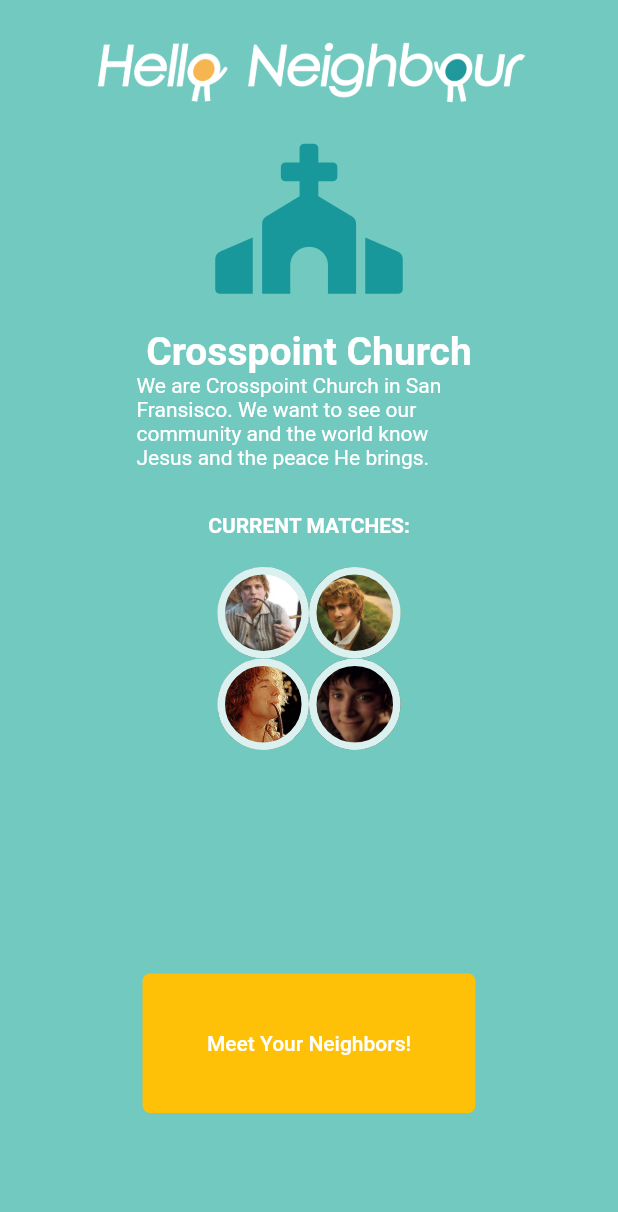
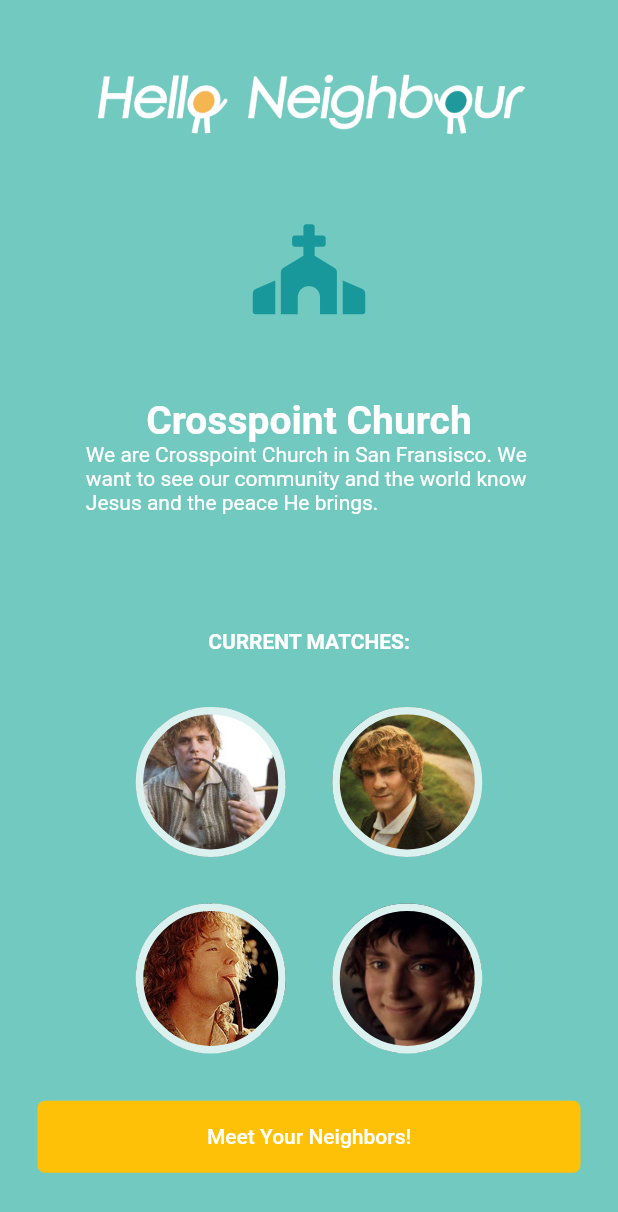
Before and after one commit to UpstreamCode/interconnect_mobile_app, a Flutter app: the HomePage screen opened directly, after a tap on "Click to get a match!", on a phone screen of 412 x 824 dp. Shown: the top 1212 px of the screen. Run offline on Flutter 3.47's test engine with Material 2 defaults, Android fonts, the phone set to English and light mode, and no system bars; our stand-ins replace firebase_auth, font_awesome_flutter, modal_progress_hud; accounts and stored records are empty.

Commit message:
HomePage layout fix

```diff
--- a/lib/components/custom_button.dart
+++ b/lib/components/custom_button.dart
@@ -17,7 +17,6 @@ class CustomButton extends StatelessWidget {
         child: MaterialButton(
           onPressed: action,
           minWidth: 200.0,
-          height: 42.0,
           textColor: Colors.white,
           child: Text(
             label,
--- a/lib/meetups/matches_grid.dart
+++ b/lib/meetups/matches_grid.dart
@@ -17,6 +17,7 @@ class MatchesGrid extends StatelessWidget {
   Widget build(BuildContext context) {
     List list = matches.isNotEmpty ? matches : placeholders;
     return GridView.builder(
+      shrinkWrap: true,
       primary: false,
       padding: const EdgeInsets.fromLTRB(50, 20, 50, 0),
       gridDelegate: new SliverGridDelegateWithFixedCrossAxisCount(
--- a/lib/meetups/matching_page.dart
+++ b/lib/meetups/matching_page.dart
@@ -55,27 +55,32 @@ class _MatchingPageState extends State<MatchingPage>
 
   @override
   Widget build(BuildContext context) {
+
+    double screenWidth = MediaQuery.of(context).size.width;
+    double lrMargin = screenWidth*.10;
+
     return Scaffold(
       backgroundColor: ThemeColors.primary,
       body: Column(
+        mainAxisAlignment: MainAxisAlignment.spaceAround,
         children: <Widget> [
           Padding(
-            padding: const EdgeInsets.fromLTRB(20.0, 25.0, 20.0, 20.0),
+            padding: EdgeInsets.fromLTRB(20.0, 20.0, 20.0, 0),
             child: Image.asset(
               'images/logo.png',
               height: 50,
             ),
           ),
           Padding(
-            padding: const EdgeInsets.fromLTRB(20.0, 0, 20.0, 20.0),
+            padding: EdgeInsets.fromLTRB(20.0, 0, 20.0, 0),
             child: FaIcon(
               FontAwesomeIcons.church,
-              size: 100,
+              size: 60,
               color: ThemeColors.primaryDark,
             )
           ),
           Padding(
-            padding: const EdgeInsets.fromLTRB(75.0, 0, 75.0, 0),
+            padding: EdgeInsets.fromLTRB(lrMargin, 0, lrMargin, 20.0),
             child: ListTile(
               title: Text(
                 'Crosspoint Church',
@@ -91,22 +96,20 @@ class _MatchingPageState extends State<MatchingPage>
             ),
           ),
           Padding(
-            padding: EdgeInsets.symmetric(horizontal: 95.0),
+            padding: EdgeInsets.symmetric(horizontal: 25.0),
             child: Column(
               mainAxisAlignment: MainAxisAlignment.start,
               crossAxisAlignment: CrossAxisAlignment.stretch,
               children: <Widget>[
                 Padding(
-                  padding: EdgeInsets.fromLTRB(20.0, 25.0, 20.0, 0),
+                  padding: EdgeInsets.fromLTRB(20.0, 0, 20.0, 0),
                   child: Text('CURRENT MATCHES:', style: TextStyle(color: Colors.white, fontWeight: FontWeight.bold), textAlign: TextAlign.center),
                 ),
                 SizedBox(
-                  height: 275.0,
-                  width: 5.0,
+                  width: screenWidth - lrMargin*2,
                   child: MatchesGrid(matches:matches)
                 ),
                 SizedBox(
-                  height: 125.0,
                   child: CustomButton(
                     label: buttonText,
                     color: matches.isNotEmpty ? ThemeColors.accent : Colors.grey,
```
